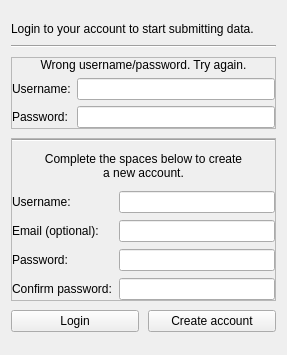
Setti7/SVFB-GUI, file designs/login_dialog.ui: the form before one commit.
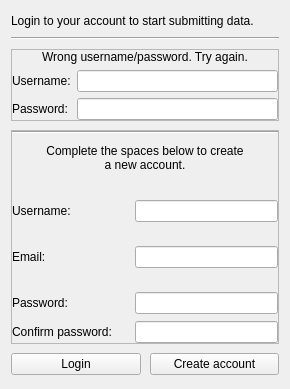
The form after the commit.

```diff
--- a/designs/login_dialog.ui
+++ b/designs/login_dialog.ui
@@ -6,8 +6,8 @@
    <rect>
     <x>0</x>
     <y>0</y>
-    <width>287</width>
-    <height>355</height>
+    <width>290</width>
+    <height>389</height>
    </rect>
   </property>
   <property name="sizePolicy">
@@ -18,14 +18,14 @@
   </property>
   <property name="minimumSize">
    <size>
-    <width>287</width>
+    <width>290</width>
     <height>160</height>
    </size>
   </property>
   <property name="maximumSize">
    <size>
-    <width>287</width>
-    <height>355</height>
+    <width>290</width>
+    <height>423</height>
    </size>
   </property>
   <property name="windowTitle">
@@ -209,20 +209,31 @@
          </widget>
         </item>
         <item>
-         <layout class="QFormLayout" name="create_account_layout">
-          <property name="sizeConstraint">
-           <enum>QLayout::SetDefaultConstraint</enum>
+         <layout class="QVBoxLayout" name="verticalLayout_5">
+          <property name="spacing">
+           <number>7</number>
           </property>
-          <property name="fieldGrowthPolicy">
-           <enum>QFormLayout::AllNonFixedFieldsGrow</enum>
-          </property>
-          <property name="formAlignment">
-           <set>Qt::AlignLeading|Qt::AlignLeft|Qt::AlignTop</set>
-          </property>
-          <property name="leftMargin">
+          <item>
+           <widget class="QLabel" name="username_error_label">
+            <property name="font">
+             <font>
+              <pointsize>7</pointsize>
+             </font>
+            </property>
+            <property name="styleSheet">
+             <string notr="true">color: #dc3545;</string>
+            </property>
+            <property name="text">
+             <string/>
+            </property>
+           </widget>
+          </item>
+          <item>
+           <layout class="QHBoxLayout" name="horizontalLayout">
+            <property name="spacing">
            <number>0</number>
           </property>
-          <item row="0" column="0">
+            <item>
            <widget class="QLabel" name="create_username_label">
             <property name="sizePolicy">
              <sizepolicy hsizetype="Expanding" vsizetype="Expanding">
@@ -235,27 +246,108 @@
             </property>
            </widget>
           </item>
-          <item row="0" column="1">
+            <item>
            <widget class="QLineEdit" name="create_username">
             <property name="sizePolicy">
-             <sizepolicy hsizetype="Expanding" vsizetype="Expanding">
+               <sizepolicy hsizetype="Fixed" vsizetype="Fixed">
               <horstretch>0</horstretch>
               <verstretch>0</verstretch>
              </sizepolicy>
             </property>
-           </widget>
-          </item>
-          <item row="1" column="0">
+              <property name="minimumSize">
+               <size>
+                <width>143</width>
+                <height>22</height>
+               </size>
+              </property>
+              <property name="maximumSize">
+               <size>
+                <width>143</width>
+                <height>22</height>
+               </size>
+              </property>
+             </widget>
+            </item>
+           </layout>
+          </item>
+          <item>
+           <widget class="QLabel" name="email_error_label">
+            <property name="font">
+             <font>
+              <pointsize>7</pointsize>
+             </font>
+            </property>
+            <property name="styleSheet">
+             <string notr="true">color: #dc3545;</string>
+            </property>
+            <property name="text">
+             <string/>
+            </property>
+           </widget>
+          </item>
+          <item>
+           <layout class="QHBoxLayout" name="horizontalLayout_6">
+            <property name="spacing">
+             <number>0</number>
+            </property>
+            <item>
            <widget class="QLabel" name="create_email_label">
             <property name="text">
-             <string>Email (optional):</string>
+               <string>Email:</string>
             </property>
            </widget>
           </item>
-          <item row="1" column="1">
-           <widget class="QLineEdit" name="create_email"/>
-          </item>
-          <item row="2" column="0">
+            <item>
+             <widget class="QLineEdit" name="create_email">
+              <property name="sizePolicy">
+               <sizepolicy hsizetype="Fixed" vsizetype="Fixed">
+                <horstretch>0</horstretch>
+                <verstretch>0</verstretch>
+               </sizepolicy>
+              </property>
+              <property name="minimumSize">
+               <size>
+                <width>143</width>
+                <height>22</height>
+               </size>
+              </property>
+              <property name="maximumSize">
+               <size>
+                <width>143</width>
+                <height>22</height>
+               </size>
+              </property>
+             </widget>
+            </item>
+           </layout>
+          </item>
+          <item>
+           <widget class="QLabel" name="password_error_label">
+            <property name="sizePolicy">
+             <sizepolicy hsizetype="Preferred" vsizetype="Preferred">
+              <horstretch>0</horstretch>
+              <verstretch>0</verstretch>
+             </sizepolicy>
+            </property>
+            <property name="font">
+             <font>
+              <pointsize>7</pointsize>
+             </font>
+            </property>
+            <property name="styleSheet">
+             <string notr="true">color: #dc3545;</string>
+            </property>
+            <property name="text">
+             <string/>
+            </property>
+           </widget>
+          </item>
+          <item>
+           <layout class="QHBoxLayout" name="horizontalLayout_7">
+            <property name="spacing">
+             <number>0</number>
+            </property>
+            <item>
            <widget class="QLabel" name="create_password_label">
             <property name="sizePolicy">
              <sizepolicy hsizetype="Expanding" vsizetype="Expanding">
@@ -268,20 +360,39 @@
             </property>
            </widget>
           </item>
-          <item row="2" column="1">
+            <item>
            <widget class="QLineEdit" name="create_password">
             <property name="sizePolicy">
-             <sizepolicy hsizetype="Expanding" vsizetype="Expanding">
+               <sizepolicy hsizetype="Fixed" vsizetype="Fixed">
               <horstretch>0</horstretch>
               <verstretch>0</verstretch>
              </sizepolicy>
             </property>
+              <property name="minimumSize">
+               <size>
+                <width>143</width>
+                <height>22</height>
+               </size>
+              </property>
+              <property name="maximumSize">
+               <size>
+                <width>143</width>
+                <height>22</height>
+               </size>
+              </property>
             <property name="echoMode">
              <enum>QLineEdit::Password</enum>
             </property>
            </widget>
           </item>
-          <item row="3" column="0">
+           </layout>
+          </item>
+          <item>
+           <layout class="QHBoxLayout" name="horizontalLayout_8">
+            <property name="spacing">
+             <number>0</number>
+            </property>
+            <item>
            <widget class="QLabel" name="create_password_confirm_label">
             <property name="sizePolicy">
              <sizepolicy hsizetype="Expanding" vsizetype="Expanding">
@@ -294,14 +405,26 @@
             </property>
            </widget>
           </item>
-          <item row="3" column="1">
+            <item>
            <widget class="QLineEdit" name="create_password_confirm">
             <property name="sizePolicy">
-             <sizepolicy hsizetype="Expanding" vsizetype="Expanding">
+               <sizepolicy hsizetype="Fixed" vsizetype="Fixed">
               <horstretch>0</horstretch>
               <verstretch>0</verstretch>
              </sizepolicy>
             </property>
+              <property name="minimumSize">
+               <size>
+                <width>143</width>
+                <height>22</height>
+               </size>
+              </property>
+              <property name="maximumSize">
+               <size>
+                <width>143</width>
+                <height>22</height>
+               </size>
+              </property>
             <property name="inputMethodHints">
              <set>Qt::ImhHiddenText|Qt::ImhNoAutoUppercase|Qt::ImhNoPredictiveText</set>
             </property>
@@ -309,6 +432,8 @@
              <enum>QLineEdit::Password</enum>
             </property>
            </widget>
+            </item>
+           </layout>
           </item>
          </layout>
         </item>
```
Left out of the diff: 28 changed lines with no effect on the pictures. Lines whose indentation alone changed are shown as unchanged.
